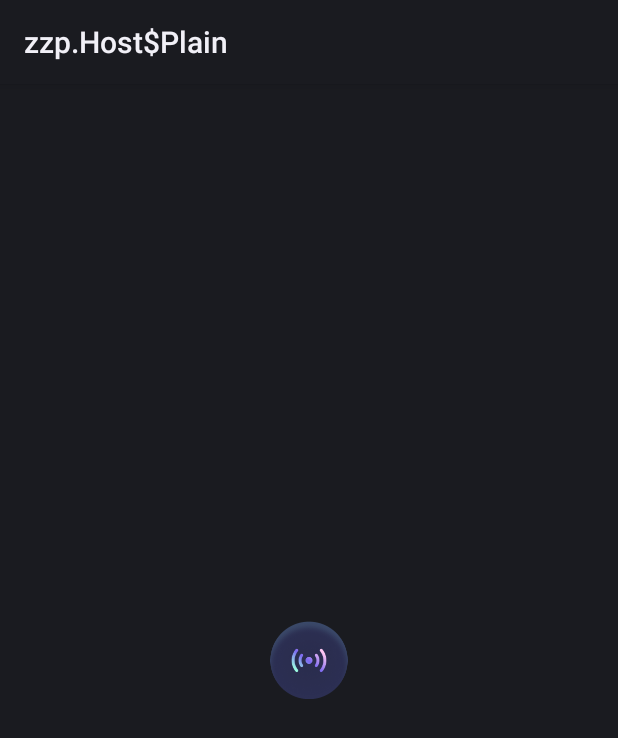
After one commit to mash-up-kr/ssam-d-Android, an Android app built with Jetpack Compose: the layout menu_bottom_navigation_signal.xml on its own in the app's theme, with its tools: preview values and no code run, on a phone screen of 412 x 824 dp. The commit adds this screen. Shown: the top 738 px of the screen. Run offline under Robolectric (Android 15) with nearby library versions, the phone set to English and light mode, and no system bars.

Commit message:
[feat] #56 필요 리소스 추가

```diff
--- /dev/null
+++ b/presentation/src/main/res/drawable/ic_home_fill_32.xml
@@ -0,0 +1,4 @@
+<vector android:height="32dp" android:viewportHeight="33"
+    android:viewportWidth="33" android:width="32dp" xmlns:android="http://schemas.android.com/apk/res/android">
+    <path android:fillColor="#ffffff" android:pathData="M13.289,25.227V22.161C13.289,21.383 13.921,20.752 14.704,20.747H17.578C18.364,20.747 19.002,21.38 19.002,22.161V25.219C19.002,25.893 19.549,26.44 20.228,26.445H22.189C23.105,26.448 23.984,26.088 24.633,25.446C25.281,24.804 25.646,23.932 25.646,23.023V14.311C25.646,13.577 25.318,12.88 24.75,12.409L18.088,7.12C16.924,6.194 15.261,6.224 14.131,7.191L7.613,12.409C7.018,12.866 6.663,13.565 6.646,14.311V23.014C6.646,24.909 8.193,26.445 10.102,26.445H12.018C12.345,26.448 12.659,26.32 12.891,26.092C13.123,25.863 13.253,25.552 13.253,25.227H13.289Z"/>
+</vector>
--- /dev/null
+++ b/presentation/src/main/res/layout/menu_bottom_navigation_signal.xml
@@ -0,0 +1,13 @@
+<?xml version="1.0" encoding="utf-8"?>
+<FrameLayout xmlns:android="http://schemas.android.com/apk/res/android"
+    android:layout_width="52dp"
+    android:layout_height="52dp"
+    android:layout_gravity="center">
+
+    <androidx.appcompat.widget.AppCompatImageView
+        android:id="@+id/center_menu_item"
+        android:layout_width="wrap_content"
+        android:layout_height="wrap_content"
+        android:src="@drawable/img_test" />
+
+</FrameLayout>
--- a/presentation/src/main/res/navigation/graph_reels.xml
+++ b/presentation/src/main/res/navigation/graph_chat.xml
@@ -2,7 +2,7 @@
 <navigation xmlns:android="http://schemas.android.com/apk/res/android"
     xmlns:app="http://schemas.android.com/apk/res-auto"
     xmlns:tools="http://schemas.android.com/tools"
-    android:id="@+id/navigation_reels"
+    android:id="@+id/navigation_chat"
     app:startDestination="@id/reelsFragment">
 
     <fragment
--- a/presentation/src/main/res/navigation/graph_navigation.xml
+++ b/presentation/src/main/res/navigation/graph_navigation.xml
@@ -6,5 +6,5 @@
 
     <include app:graph="@navigation/graph_home" />
     <include app:graph="@navigation/graph_signal" />
-    <include app:graph="@navigation/graph_reels" />
+    <include app:graph="@navigation/graph_chat" />
 </navigation>
--- a/presentation/src/main/res/values/strings.xml
+++ b/presentation/src/main/res/values/strings.xml
@@ -3,7 +3,7 @@
     <string name="empty_text" />
     <string name="navigation_home">홈</string>
     <string name="navigation_signal">시그널 보내기</string>
-    <string name="navigation_reels">릴스</string>
+    <string name="navigation_chat">채팅</string>
     <string name="input_maximum_10">최대 10자 입력</string>
     <string name="close">닫기</string>
     <string name="look_around">둘러보기</string>
```
Also changed, not shown: presentation/src/main/res/drawable/ic_chat_fill_32.xml (added, +10 -0 lines), presentation/src/main/res/menu/menu_navigation.xml (+5 -3 lines), presentation/src/main/res/drawable/img_test.png (added).
